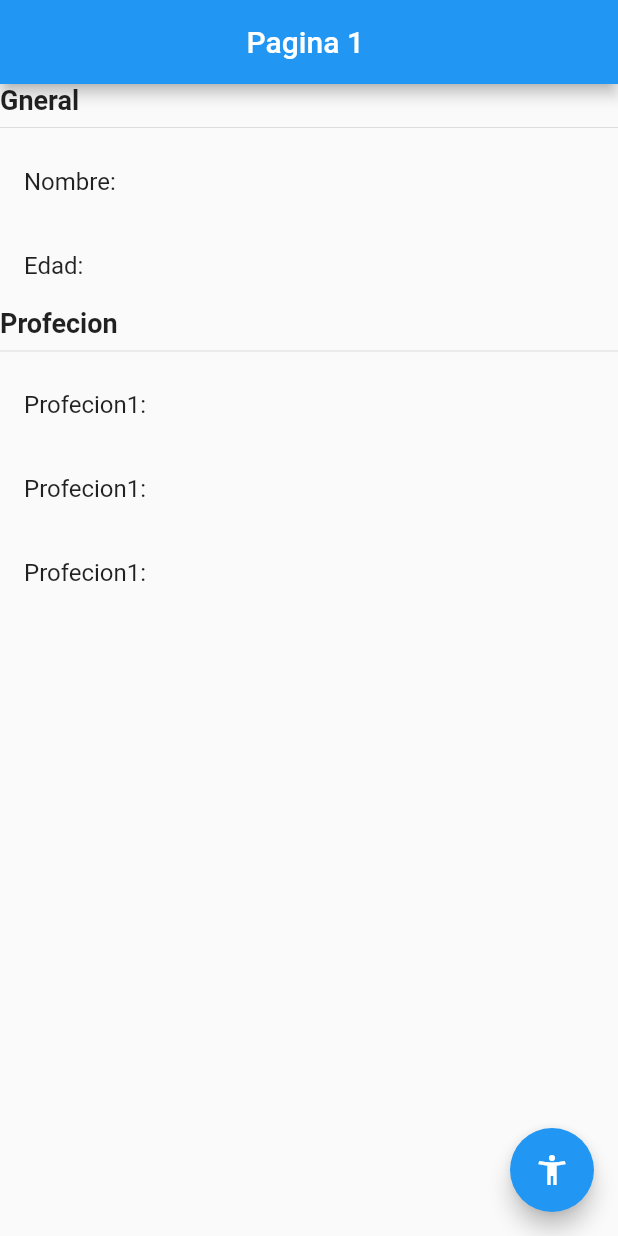
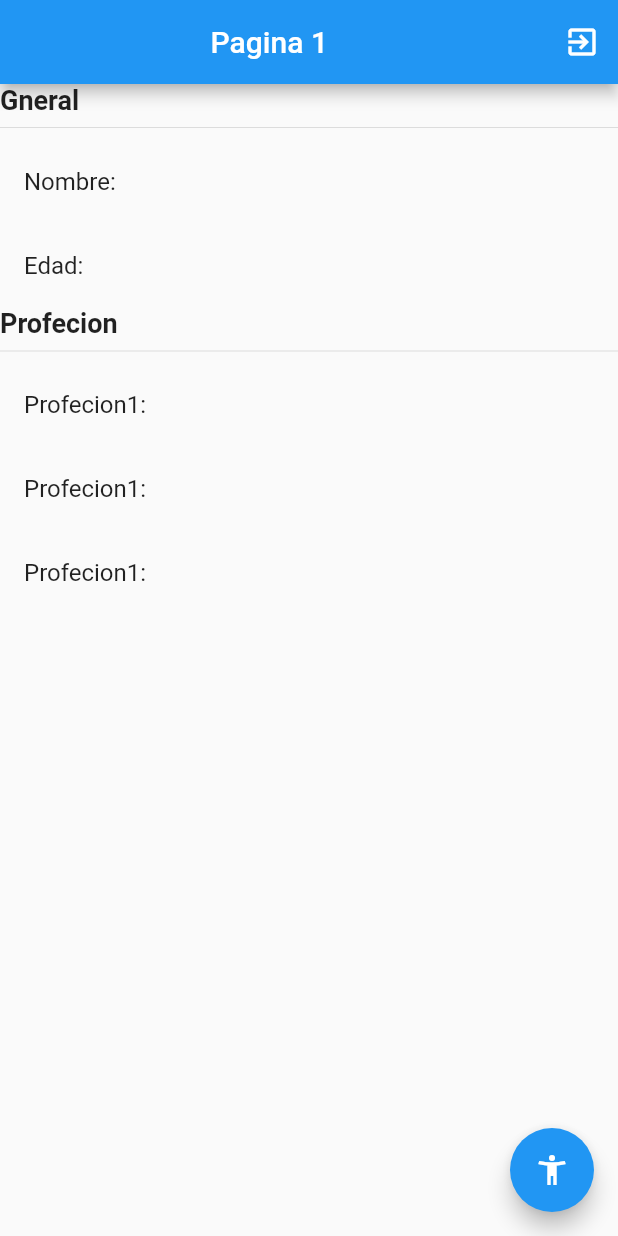
Before and after one commit to JAIME1523/estadosFlutter, a Flutter app: the screen it shows after launch, on a phone screen of 412 x 824 dp. Run offline on Flutter 3.47's test engine with Material 2 defaults, Android fonts, the phone set to English and light mode, and no system bars.

Commit message:
Boton exit

```diff
--- a/lib/main.dart
+++ b/lib/main.dart
@@ -2,7 +2,7 @@ import 'package:estados/pages/pagina1_page.dart';
 import 'package:estados/pages/pagina2_page.dart';
 import 'package:flutter/material.dart';
 
-void main() => runApp(MyApp());
+void main() => runApp(const MyApp());
 
 class MyApp extends StatelessWidget {
   const MyApp({Key? key}) : super(key: key);
--- a/lib/pages/pagina1_page.dart
+++ b/lib/pages/pagina1_page.dart
@@ -8,6 +8,9 @@ class Pagina1Page extends StatelessWidget {
     return Scaffold(
         appBar: AppBar(
           title: const Center(child: Text('Pagina 1 ')),
+          actions: [
+            IconButton(onPressed: () {}, icon: const Icon(Icons.exit_to_app))
+          ],
         ),
         body: const _InformacionUsuario(),
         floatingActionButton: FloatingActionButton(
@@ -26,7 +29,7 @@ class _InformacionUsuario extends StatelessWidget {
 
   @override
   Widget build(BuildContext context) {
-    return Container(
+    return SizedBox(
         height: double.infinity,
         width: double.infinity,
         child: Column(
@@ -44,12 +47,13 @@ class _InformacionUsuario extends StatelessWidget {
             Text('Profecion',
                 style: TextStyle(fontSize: 18, fontWeight: FontWeight.bold)),
             Divider(),
-             ListTile(
+            ListTile(
               title: Text('Profecion1: '),
             ),
-             ListTile(
+            ListTile(
               title: Text('Profecion1: '),
-            ), ListTile(
+            ),
+            ListTile(
               title: Text('Profecion1: '),
             ),
           ],
```
